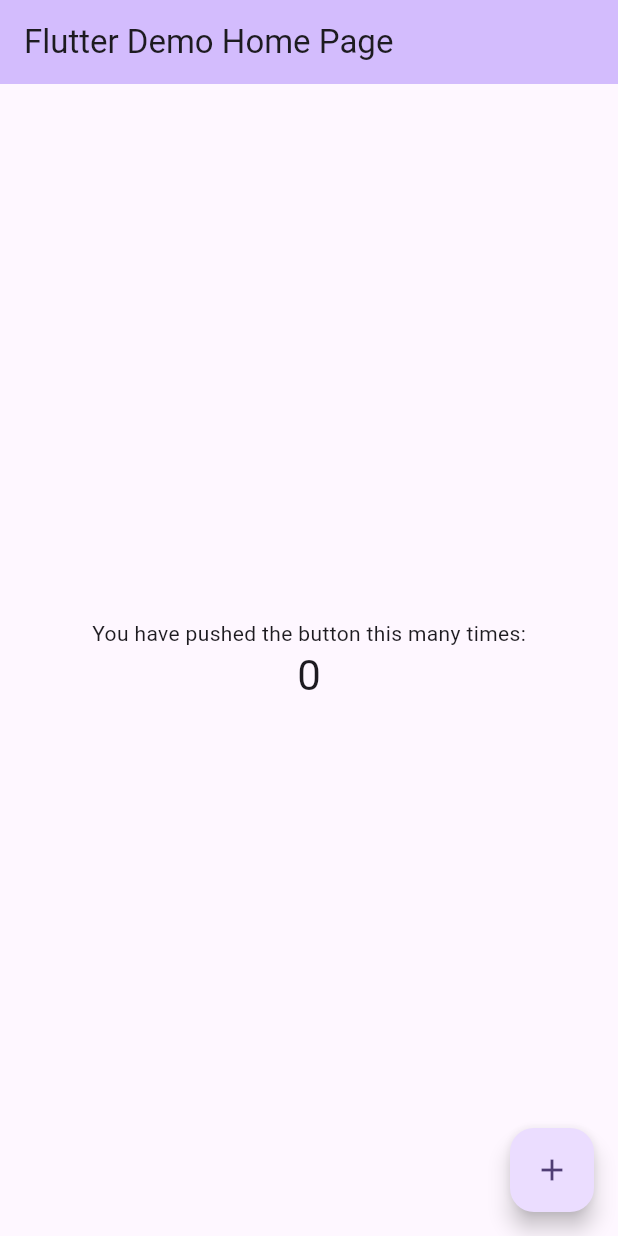
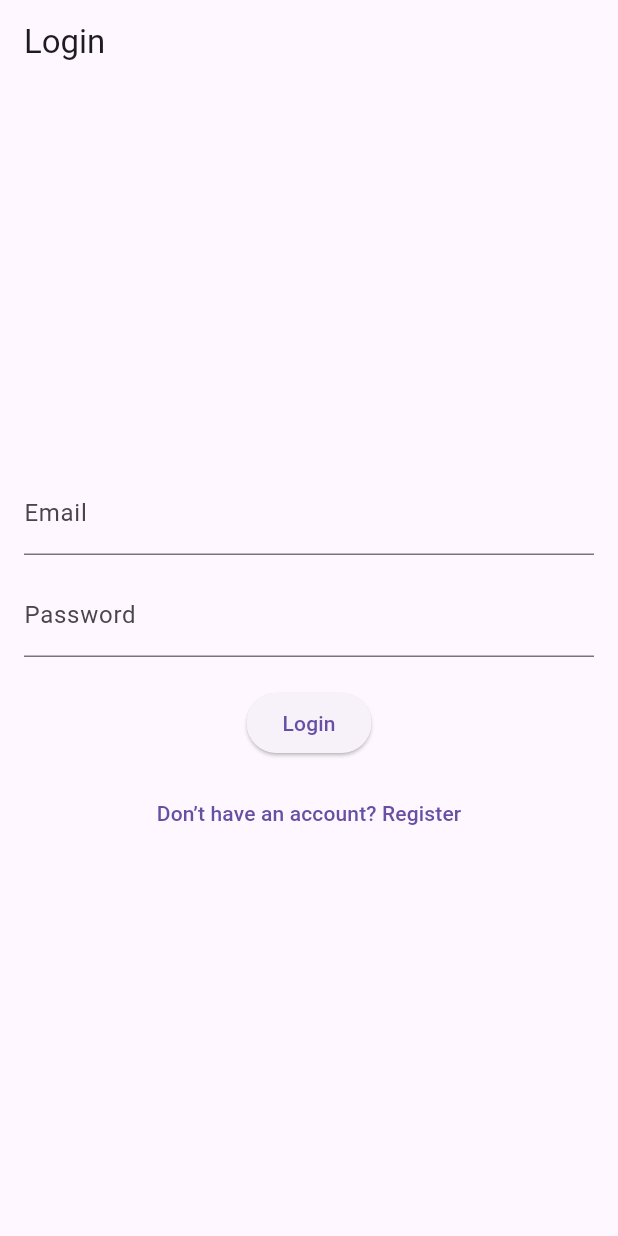
Before and after one commit to hijriahh/UniEats, a Flutter app: the screen it shows after launch, on a phone screen of 412 x 824 dp. Run offline on Flutter 3.47's test engine with Material 3 defaults, Android fonts, the phone set to English and light mode, and no system bars; our stand-ins replace firebase_auth, firebase_core; accounts and stored records are empty.

Commit message:
added login, register, firebase, authentication
added firebase, authentication, login and register screens

```diff
--- /dev/null
+++ b/unieats_app/lib/auth_service.dart
@@ -0,0 +1,39 @@
+import 'package:firebase_auth/firebase_auth.dart';
+
+class AuthService {
+  final FirebaseAuth _auth = FirebaseAuth.instance;
+
+  // Register
+  Future<String> registerUser(String email, String password) async {
+    try {
+      await _auth.createUserWithEmailAndPassword(email: email, password: password);
+      return 'success';
+    } on FirebaseAuthException catch (e) {
+      return e.message ?? 'An error occurred';
+    } catch (e) {
+      return 'An error occurred';
+    }
+  }
+
+  // Login
+  Future<String> loginUser(String email, String password) async {
+    try {
+      await _auth.signInWithEmailAndPassword(email: email, password: password);
+      return 'success';
+    } on FirebaseAuthException catch (e) {
+      return e.message ?? 'An error occurred';
+    } catch (e) {
+      return 'An error occurred';
+    }
+  }
+
+  // Logout
+  Future<void> logoutUser() async {
+    await _auth.signOut();
+  }
+
+  // Get current user
+  User? getCurrentUser() {
+    return _auth.currentUser;
+  }
+}
--- /dev/null
+++ b/unieats_app/lib/login_screen.dart
@@ -0,0 +1,63 @@
+import 'package:flutter/material.dart';
+import 'auth_service.dart';
+import 'register_screen.dart';
+import 'customer_home_screen.dart';
+
+class LoginScreen extends StatefulWidget {
+  @override
+  _LoginScreenState createState() => _LoginScreenState();
+}
+
+class _LoginScreenState extends State<LoginScreen> {
+  final TextEditingController _emailController = TextEditingController();
+  final TextEditingController _passwordController = TextEditingController();
+  bool _isLoading = false;
+
+  void _loginUser() async {
+    setState(() => _isLoading = true);
+
+    String res = await AuthService().loginUser(
+      _emailController.text.trim(),
+      _passwordController.text.trim(),
+    );
+
+    setState(() => _isLoading = false);
+
+    if (res == 'success') {
+      Navigator.pushReplacement(
+        context,
+        MaterialPageRoute(builder: (_) => CustomerHomeScreen()),
+      );
+    } else {
+      ScaffoldMessenger.of(context).showSnackBar(SnackBar(content: Text(res)));
+    }
+  }
+
+  @override
+  Widget build(BuildContext context) {
+    return Scaffold(
+      appBar: AppBar(title: Text('Login')),
+      body: Padding(
+        padding: const EdgeInsets.all(16.0),
+        child: Column(mainAxisAlignment: MainAxisAlignment.center, children: [
+          TextField(controller: _emailController, decoration: InputDecoration(labelText: 'Email')),
+          SizedBox(height: 12),
+          TextField(
+            controller: _passwordController,
+            decoration: InputDecoration(labelText: 'Password'),
+            obscureText: true,
+          ),
+          SizedBox(height: 20),
+          _isLoading
+              ? CircularProgressIndicator()
+              : ElevatedButton(onPressed: _loginUser, child: Text('Login')),
+          SizedBox(height: 12),
+          TextButton(
+            onPressed: () => Navigator.push(context, MaterialPageRoute(builder: (_) => RegisterScreen())),
+            child: Text('Don’t have an account? Register'),
+          ),
+        ]),
+      ),
+    );
+  }
+}
--- a/unieats_app/lib/main.dart
+++ b/unieats_app/lib/main.dart
@@ -1,122 +1,27 @@
 import 'package:flutter/material.dart';
+import 'package:firebase_core/firebase_core.dart';
+import 'firebase_options.dart';
+import 'login_screen.dart';
 
-void main() {
-  runApp(const MyApp());
+void main() async {
+  WidgetsFlutterBinding.ensureInitialized();
+
+  // Initialize Firebase
+  await Firebase.initializeApp(
+    options: DefaultFirebaseOptions.currentPlatform,
+  );
+
+  runApp(MyApp());
 }
 
 class MyApp extends StatelessWidget {
-  const MyApp({super.key});
-
-  // This widget is the root of your application.
   @override
   Widget build(BuildContext context) {
     return MaterialApp(
-      title: 'Flutter Demo',
-      theme: ThemeData(
-        // This is the theme of your application.
-        //
-        // TRY THIS: Try running your application with "flutter run". You'll see
-        // the application has a purple toolbar. Then, without quitting the app,
-        // try changing the seedColor in the colorScheme below to Colors.green
-        // and then invoke "hot reload" (save your changes or press the "hot
-        // reload" button in a Flutter-supported IDE, or press "r" if you used
-        // the command line to start the app).
-        //
-        // Notice that the counter didn't reset back to zero; the application
-        // state is not lost during the reload. To reset the state, use hot
-        // restart instead.
-        //
-        // This works for code too, not just values: Most code changes can be
-        // tested with just a hot reload.
-        colorScheme: ColorScheme.fromSeed(seedColor: Colors.deepPurple),
-      ),
-      home: const MyHomePage(title: 'Flutter Demo Home Page'),
+      title: 'Food Delivery App',
+      debugShowCheckedModeBanner: false,
+      theme: ThemeData(primarySwatch: Colors.blue),
+      home: LoginScreen(),
     );
   }
 }
-
-class MyHomePage extends StatefulWidget {
-  const MyHomePage({super.key, required this.title});
-
-  // This widget is the home page of your application. It is stateful, meaning
-  // that it has a State object (defined below) that contains fields that affect
-  // how it looks.
-
-  // This class is the configuration for the state. It holds the values (in this
-  // case the title) provided by the parent (in this case the App widget) and
-  // used by the build method of the State. Fields in a Widget subclass are
-  // always marked "final".
-
-  final String title;
-
-  @override
-  State<MyHomePage> createState() => _MyHomePageState();
-}
-
-class _MyHomePageState extends State<MyHomePage> {
-  int _counter = 0;
-
-  void _incrementCounter() {
-    setState(() {
-      // This call to setState tells the Flutter framework that something has
-      // changed in this State, which causes it to rerun the build method below
-      // so that the display can reflect the updated values. If we changed
-      // _counter without calling setState(), then the build method would not be
-      // called again, and so nothing would appear to happen.
-      _counter++;
-    });
-  }
-
-  @override
-  Widget build(BuildContext context) {
-    // This method is rerun every time setState is called, for instance as done
-    // by the _incrementCounter method above.
-    //
-    // The Flutter framework has been optimized to make rerunning build methods
-    // fast, so that you can just rebuild anything that needs updating rather
-    // than having to individually change instances of widgets.
-    return Scaffold(
-      appBar: AppBar(
-        // TRY THIS: Try changing the color here to a specific color (to
-        // Colors.amber, perhaps?) and trigger a hot reload to see the AppBar
-        // change color while the other colors stay the same.
-        backgroundColor: Theme.of(context).colorScheme.inversePrimary,
-        // Here we take the value from the MyHomePage object that was created by
-        // the App.build method, and use it to set our appbar title.
-        title: Text(widget.title),
-      ),
-      body: Center(
-        // Center is a layout widget. It takes a single child and positions it
-        // in the middle of the parent.
-        child: Column(
-          // Column is also a layout widget. It takes a list of children and
-          // arranges them vertically. By default, it sizes itself to fit its
-          // children horizontally, and tries to be as tall as its parent.
-          //
-          // Column has various properties to control how it sizes itself and
-          // how it positions its children. Here we use mainAxisAlignment to
-          // center the children vertically; the main axis here is the vertical
-          // axis because Columns are vertical (the cross axis would be
-          // horizontal).
-          //
-          // TRY THIS: Invoke "debug painting" (choose the "Toggle Debug Paint"
-          // action in the IDE, or press "p" in the console), to see the
-          // wireframe for each widget.
-          mainAxisAlignment: MainAxisAlignment.center,
-          children: <Widget>[
-            const Text('You have pushed the button this many times:'),
-            Text(
-              '$_counter',
-              style: Theme.of(context).textTheme.headlineMedium,
-            ),
-          ],
-        ),
-      ),
-      floatingActionButton: FloatingActionButton(
-        onPressed: _incrementCounter,
-        tooltip: 'Increment',
-        child: const Icon(Icons.add),
-      ), // This trailing comma makes auto-formatting nicer for build methods.
-    );
-  }
-}
--- a/unieats_app/pubspec.yaml
+++ b/unieats_app/pubspec.yaml
@@ -30,6 +30,8 @@ environment:
 dependencies:
   flutter:
     sdk: flutter
+  firebase_core: ^3.6.0
+  firebase_auth: ^5.7.0
 
   # The following adds the Cupertino Icons font to your application.
   # Use with the CupertinoIcons class for iOS style icons.
```
Also changed, not shown: unieats_app/lib/customer_home_screen.dart (added, +37 -0 lines), unieats_app/lib/register_screen.dart (added, +59 -0 lines), unieats_app/firebase.json (added), unieats_app/lib/firebase_options.dart (added), unieats_app/pubspec.lock, 7 other files.
